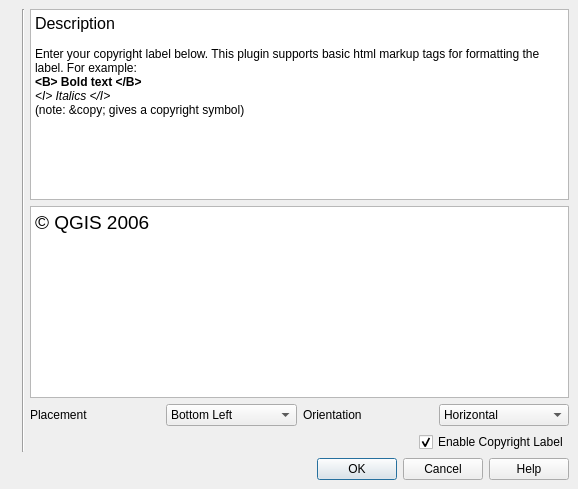
This is branches/diagram-branch/src/plugins/copyright_label/pluginguibase.ui in stopa85/Quantum-GIS as Qt 5 draws it before an edit. The edited form follows.
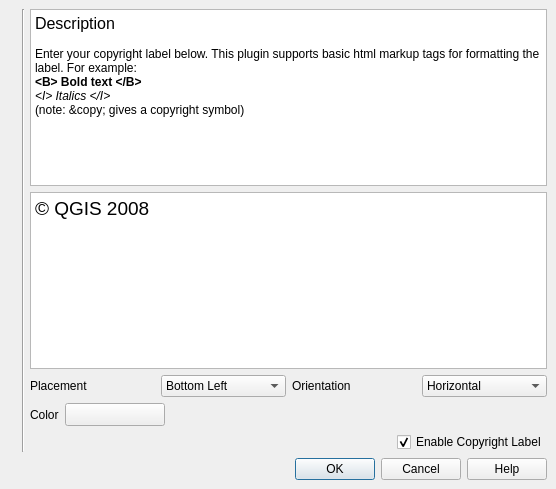
This is the edited form. Icons and pictures are not drawn. Custom widgets are drawn as their Qt base class.

The edit to the form file:
```diff
--- a/branches/diagram-branch/src/plugins/copyright_label/pluginguibase.ui
+++ b/branches/diagram-branch/src/plugins/copyright_label/pluginguibase.ui
@@ -5,7 +5,7 @@
    <rect>
     <x>0</x>
     <y>0</y>
-    <width>578</width>
+    <width>556</width>
     <height>489</height>
    </rect>
   </property>
@@ -22,6 +22,54 @@
    <property name="spacing" >
     <number>6</number>
    </property>
+   <item row="3" column="2" >
+    <layout class="QHBoxLayout" >
+     <property name="margin" >
+      <number>0</number>
+     </property>
+     <property name="spacing" >
+      <number>6</number>
+     </property>
+     <item>
+      <widget class="QLabel" name="label" >
+       <property name="text" >
+        <string>Color</string>
+       </property>
+      </widget>
+     </item>
+     <item>
+      <widget class="QgsColorButton" name="pbnColorChooser" >
+       <property name="sizePolicy" >
+        <sizepolicy>
+         <hsizetype>0</hsizetype>
+         <vsizetype>7</vsizetype>
+         <horstretch>0</horstretch>
+         <verstretch>0</verstretch>
+        </sizepolicy>
+       </property>
+       <property name="minimumSize" >
+        <size>
+         <width>100</width>
+         <height>0</height>
+        </size>
+       </property>
+      </widget>
+     </item>
+     <item>
+      <spacer>
+       <property name="orientation" >
+        <enum>Qt::Horizontal</enum>
+       </property>
+       <property name="sizeHint" >
+        <size>
+         <width>40</width>
+         <height>20</height>
+        </size>
+       </property>
+      </spacer>
+     </item>
+    </layout>
+   </item>
    <item row="0" column="2" >
     <widget class="QTextEdit" name="textEdit3" >
      <property name="readOnly" >
@@ -30,58 +78,59 @@
      <property name="html" >
       <string>&lt;html>&lt;head>&lt;meta name="qrichtext" content="1" />&lt;style type="text/css">
 p, li { white-space: pre-wrap; }
-&lt;/style>&lt;/head>&lt;body style=" font-family:'MS Shell Dlg 2'; font-size:8.25pt; font-weight:400; font-style:normal; text-decoration:none;">
-&lt;p style=" margin-top:0px; margin-bottom:0px; margin-left:0px; margin-right:0px; -qt-block-indent:0; text-indent:0px; font-family:'Sans Serif'; font-size:9pt;">&lt;span style=" font-size:12pt;">Description&lt;/span>&lt;/p>
-&lt;p style="-qt-paragraph-type:empty; margin-top:0px; margin-bottom:0px; margin-left:0px; margin-right:0px; -qt-block-indent:0; text-indent:0px; font-family:'Sans Serif'; font-size:9pt;">&lt;/p>
-&lt;p style=" margin-top:0px; margin-bottom:0px; margin-left:0px; margin-right:0px; -qt-block-indent:0; text-indent:0px; font-family:'Sans Serif'; font-size:9pt;">Enter your copyright label below. This plugin supports basic html markup tags for formatting the label. For example:&lt;/p>
-&lt;p style=" margin-top:0px; margin-bottom:0px; margin-left:0px; margin-right:0px; -qt-block-indent:0; text-indent:0px; font-family:'Sans Serif'; font-size:9pt;">&lt;span style=" font-weight:600;">&amp;lt;B&amp;gt; Bold text &amp;lt;/B&amp;gt; &lt;/span>&lt;/p>
-&lt;p style=" margin-top:0px; margin-bottom:0px; margin-left:0px; margin-right:0px; -qt-block-indent:0; text-indent:0px; font-family:'Sans Serif'; font-size:9pt; font-weight:600;">&lt;span style=" font-weight:400; font-style:italic;">&amp;lt;I&amp;gt; Italics &amp;lt;/I&amp;gt;&lt;/span>&lt;/p>
-&lt;p style=" margin-top:0px; margin-bottom:0px; margin-left:0px; margin-right:0px; -qt-block-indent:0; text-indent:0px; font-family:'Sans Serif'; font-size:9pt; font-style:italic;">&lt;span style=" font-style:normal;">(note: &amp;amp;copy; gives a copyright symbol)&lt;/span>&lt;/p>&lt;/body>&lt;/html></string>
+&lt;/style>&lt;/head>&lt;body style=" font-family:'Sans Serif'; font-size:9pt; font-weight:400; font-style:normal; text-decoration:none;">
+&lt;p style=" margin-top:0px; margin-bottom:0px; margin-left:0px; margin-right:0px; -qt-block-indent:0; text-indent:0px;">&lt;span style=" font-size:12pt;">Description&lt;/span>&lt;/p>
+&lt;p style="-qt-paragraph-type:empty; margin-top:0px; margin-bottom:0px; margin-left:0px; margin-right:0px; -qt-block-indent:0; text-indent:0px;">&lt;/p>
+&lt;p style=" margin-top:0px; margin-bottom:0px; margin-left:0px; margin-right:0px; -qt-block-indent:0; text-indent:0px;">Enter your copyright label below. This plugin supports basic html markup tags for formatting the label. For example:&lt;/p>
+&lt;p style=" margin-top:0px; margin-bottom:0px; margin-left:0px; margin-right:0px; -qt-block-indent:0; text-indent:0px;">&lt;span style=" font-weight:600;">&amp;lt;B&amp;gt; Bold text &amp;lt;/B&amp;gt; &lt;/span>&lt;/p>
+&lt;p style=" margin-top:0px; margin-bottom:0px; margin-left:0px; margin-right:0px; -qt-block-indent:0; text-indent:0px; font-weight:600;">&lt;span style=" font-weight:400; font-style:italic;">&amp;lt;I&amp;gt; Italics &amp;lt;/I&amp;gt;&lt;/span>&lt;/p>
+&lt;p style=" margin-top:0px; margin-bottom:0px; margin-left:0px; margin-right:0px; -qt-block-indent:0; text-indent:0px; font-style:italic;">&lt;span style=" font-style:normal;">(note: &amp;amp;copy; gives a copyright symbol)&lt;/span>&lt;/p>&lt;/body>&lt;/html></string>
      </property>
     </widget>
    </item>
+   <item row="4" column="2" >
+    <layout class="QHBoxLayout" >
+     <property name="margin" >
+      <number>0</number>
+     </property>
+     <property name="spacing" >
+      <number>6</number>
+     </property>
+     <item>
+      <spacer>
+       <property name="orientation" >
+        <enum>Qt::Horizontal</enum>
+       </property>
+       <property name="sizeType" >
+        <enum>QSizePolicy::Expanding</enum>
+       </property>
+       <property name="sizeHint" >
+        <size>
+         <width>131</width>
+         <height>20</height>
+        </size>
+       </property>
+      </spacer>
+     </item>
+     <item>
+      <widget class="QCheckBox" name="cboxEnabled" >
+       <property name="text" >
+        <string>Enable Copyright Label</string>
+       </property>
+       <property name="checked" >
+        <bool>true</bool>
+       </property>
+      </widget>
+     </item>
+    </layout>
+   </item>
    <item row="1" column="2" >
     <widget class="QTextEdit" name="txtCopyrightText" >
      <property name="html" >
       <string>&lt;html>&lt;head>&lt;meta name="qrichtext" content="1" />&lt;style type="text/css">
 p, li { white-space: pre-wrap; }
-&lt;/style>&lt;/head>&lt;body style=" font-family:'MS Shell Dlg 2'; font-size:8.25pt; font-weight:400; font-style:normal; text-decoration:none;">
-&lt;p style=" margin-top:0px; margin-bottom:0px; margin-left:0px; margin-right:0px; -qt-block-indent:0; text-indent:0px; font-family:'Sans Serif'; font-size:9pt;">&lt;span style=" font-size:14pt;">© QGIS 2006&lt;/span>&lt;/p>&lt;/body>&lt;/html></string>
-     </property>
-    </widget>
-   </item>
-   <item rowspan="4" row="0" column="1" >
-    <widget class="Line" name="line1" >
-     <property name="maximumSize" >
-      <size>
-       <width>2</width>
-       <height>32767</height>
-      </size>
-     </property>
-     <property name="frameShape" >
-      <enum>QFrame::VLine</enum>
-     </property>
-     <property name="frameShadow" >
-      <enum>QFrame::Sunken</enum>
-     </property>
-     <property name="orientation" >
-      <enum>Qt::Vertical</enum>
-     </property>
-    </widget>
-   </item>
-   <item rowspan="4" row="0" column="0" >
-    <widget class="QLabel" name="pixmapLabel2" >
-     <property name="maximumSize" >
-      <size>
-       <width>150</width>
-       <height>32767</height>
-      </size>
-     </property>
-     <property name="pixmap" >
-      <pixmap resource="copyright_plugin.qrc" >:/copyright.png</pixmap>
-     </property>
-     <property name="scaledContents" >
-      <bool>true</bool>
+&lt;/style>&lt;/head>&lt;body style=" font-family:'Sans Serif'; font-size:9pt; font-weight:400; font-style:normal; text-decoration:none;">
+&lt;p style=" margin-top:0px; margin-bottom:0px; margin-left:0px; margin-right:0px; -qt-block-indent:0; text-indent:0px;">&lt;span style=" font-size:14pt;">© QGIS 2008&lt;/span>&lt;/p>&lt;/body>&lt;/html></string>
      </property>
     </widget>
    </item>
@@ -147,43 +196,42 @@
      </item>
     </layout>
    </item>
-   <item row="3" column="2" >
-    <layout class="QHBoxLayout" >
-     <property name="margin" >
-      <number>0</number>
+   <item rowspan="5" row="0" column="1" >
+    <widget class="Line" name="line1" >
+     <property name="maximumSize" >
+      <size>
+       <width>2</width>
+       <height>32767</height>
+      </size>
      </property>
-     <property name="spacing" >
-      <number>6</number>
+     <property name="frameShape" >
+      <enum>QFrame::VLine</enum>
      </property>
-     <item>
-      <spacer>
-       <property name="orientation" >
-        <enum>Qt::Horizontal</enum>
-       </property>
-       <property name="sizeType" >
-        <enum>QSizePolicy::Expanding</enum>
-       </property>
-       <property name="sizeHint" >
-        <size>
-         <width>131</width>
-         <height>20</height>
-        </size>
-       </property>
-      </spacer>
-     </item>
-     <item>
-      <widget class="QCheckBox" name="cboxEnabled" >
-       <property name="text" >
-        <string>Enable Copyright Label</string>
-       </property>
-       <property name="checked" >
-        <bool>true</bool>
-       </property>
-      </widget>
-     </item>
-    </layout>
+     <property name="frameShadow" >
+      <enum>QFrame::Sunken</enum>
+     </property>
+     <property name="orientation" >
+      <enum>Qt::Vertical</enum>
+     </property>
+    </widget>
    </item>
-   <item row="4" column="0" colspan="3" >
+   <item rowspan="5" row="0" column="0" >
+    <widget class="QLabel" name="pixmapLabel2" >
+     <property name="maximumSize" >
+      <size>
+       <width>150</width>
+       <height>32767</height>
+      </size>
+     </property>
+     <property name="pixmap" >
+      <pixmap resource="copyright_plugin.qrc" >:/copyright.png</pixmap>
+     </property>
+     <property name="scaledContents" >
+      <bool>true</bool>
+     </property>
+    </widget>
+   </item>
+   <item row="5" column="0" colspan="3" >
     <widget class="QDialogButtonBox" name="buttonBox" >
      <property name="orientation" >
       <enum>Qt::Horizontal</enum>
@@ -196,6 +244,13 @@
   </layout>
  </widget>
  <layoutdefault spacing="6" margin="11" />
+ <customwidgets>
+  <customwidget>
+   <class>QgsColorButton</class>
+   <extends>QToolButton</extends>
+   <header>qgscolorbutton.h</header>
+  </customwidget>
+ </customwidgets>
  <resources>
   <include location="copyright_plugin.qrc" />
  </resources>
```
